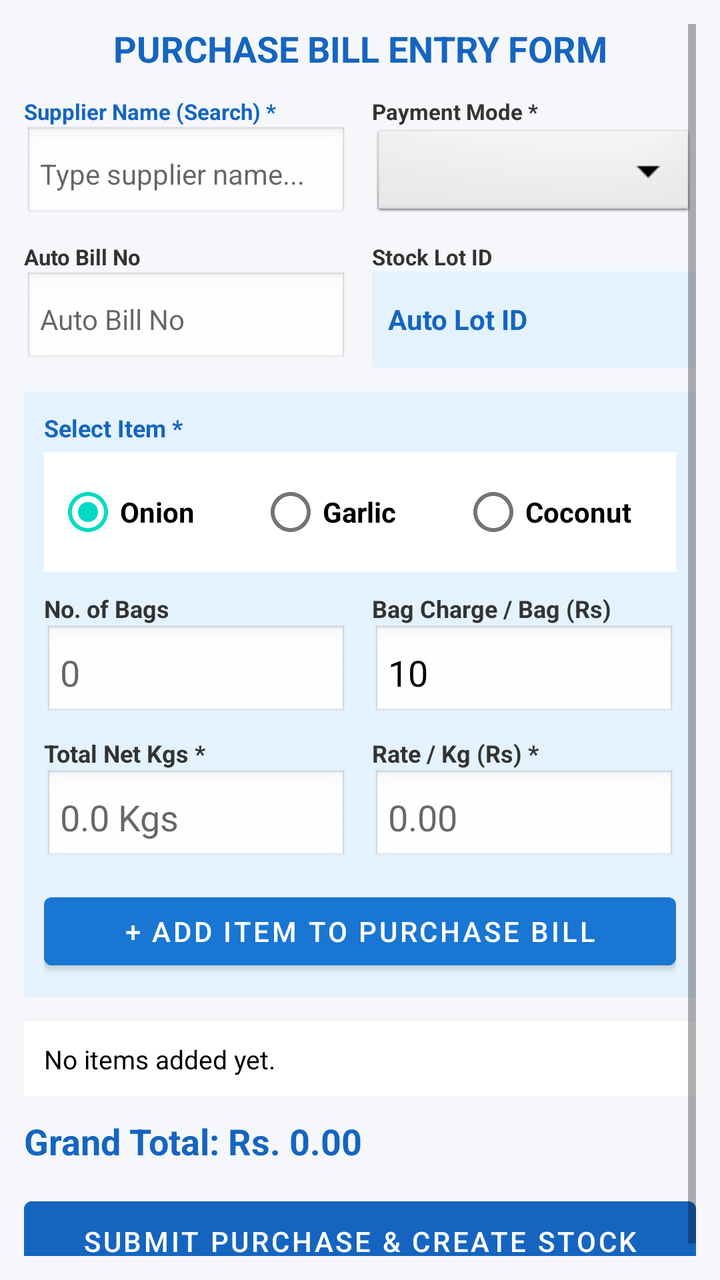
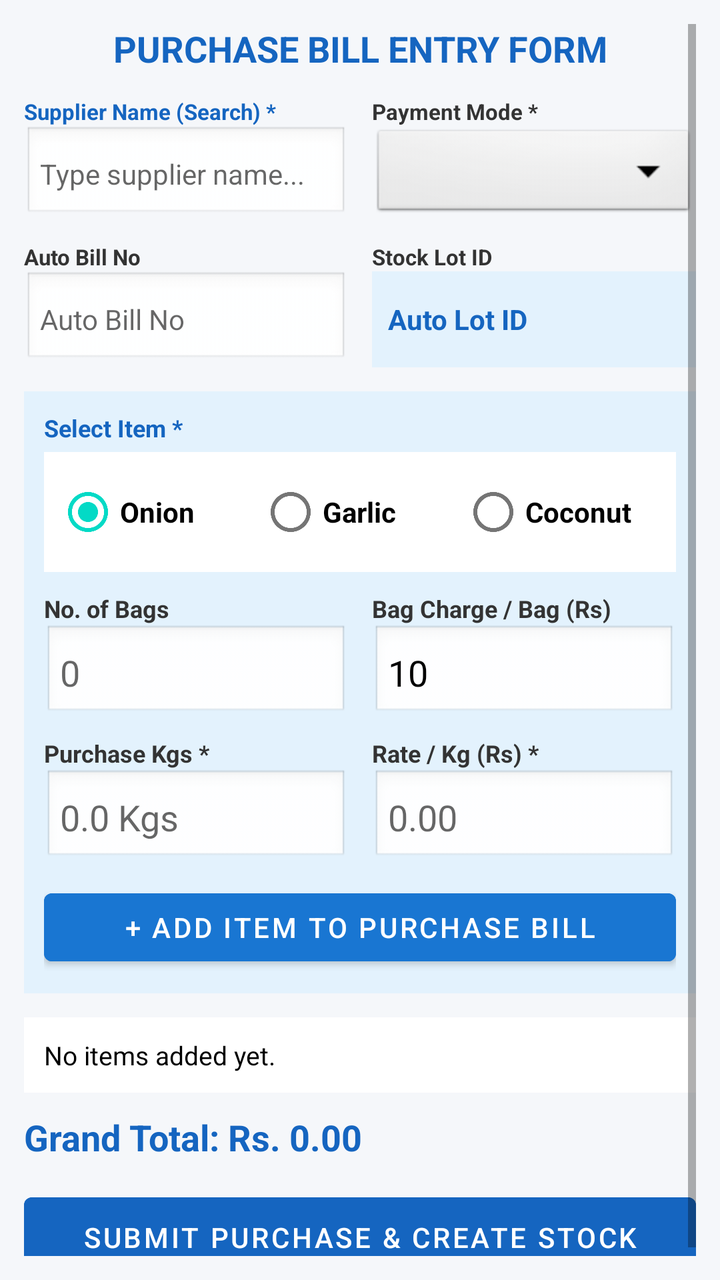

The first picture is an Android layout as it rendered before a commit; the second is the same layout after the commit. The layout source and the unified diff follow.
<!-- AndroidManifest.xml: application theme Theme.MaterialComponents.DayNight.DarkActionBar -->
<!-- res/layout/activity_purchase.xml -->
<?xml version="1.0" encoding="utf-8"?>
<ScrollView xmlns:android="http://schemas.android.com/apk/res/android"
    android:layout_width="match_parent"
    android:layout_height="match_parent"
    android:background="#F5F7FA"
    android:padding="12dp">

    <LinearLayout
        android:layout_width="match_parent"
        android:layout_height="wrap_content"
        android:orientation="vertical">

        <TextView
            android:layout_width="match_parent"
            android:layout_height="wrap_content"
            android:text="PURCHASE BILL ENTRY FORM"
            android:textSize="18sp"
            android:textStyle="bold"
            android:textColor="#1565C0"
            android:gravity="center"
            android:layout_marginBottom="12dp" />

        
        <LinearLayout
            android:layout_width="match_parent"
            android:layout_height="wrap_content"
            android:orientation="horizontal"
            android:weightSum="2"
            android:layout_marginBottom="10dp">

            <LinearLayout android:layout_width="0dp" android:layout_height="wrap_content" android:layout_weight="1" android:orientation="vertical" android:layout_marginEnd="6dp">
                <TextView android:layout_width="wrap_content" android:layout_height="wrap_content" android:text="Supplier Name (Search) *" android:textSize="11sp" android:textStyle="bold" android:textColor="#1565C0" />
                <AutoCompleteTextView
                    android:id="@+id/actvSupplier"
                    android:layout_width="match_parent"
                    android:layout_height="48dp"
                    android:hint="Type supplier name..."
                    android:completionThreshold="1"
                    android:textColor="#000000"
                    android:background="@android:drawable/edit_text"
                    android:padding="8dp"
                    android:textSize="14sp" />
            </LinearLayout>

            <LinearLayout android:layout_width="0dp" android:layout_height="wrap_content" android:layout_weight="1" android:orientation="vertical" android:layout_marginStart="6dp">
                <TextView android:layout_width="wrap_content" android:layout_height="wrap_content" android:text="Payment Mode *" android:textSize="11sp" android:textStyle="bold" android:textColor="#333333" />
                <Spinner
                    android:id="@+id/spPayMode"
                    android:layout_width="match_parent"
                    android:layout_height="48dp"
                    android:spinnerMode="dialog"
                    android:background="@android:drawable/btn_dropdown" />
            </LinearLayout>
        </LinearLayout>

        
        <LinearLayout
            android:layout_width="match_parent"
            android:layout_height="wrap_content"
            android:orientation="horizontal"
            android:weightSum="2"
            android:layout_marginBottom="12dp">

            <LinearLayout android:layout_width="0dp" android:layout_height="wrap_content" android:layout_weight="1" android:orientation="vertical" android:layout_marginEnd="6dp">
                <TextView android:layout_width="wrap_content" android:layout_height="wrap_content" android:text="Auto Bill No" android:textSize="11sp" android:textStyle="bold" android:textColor="#333333" />
                <EditText android:id="@+id/etBillNo" android:layout_width="match_parent" android:layout_height="48dp" android:hint="Auto Bill No" android:textColor="#000000" android:background="@android:drawable/edit_text" android:padding="8dp" android:textSize="14sp" />
            </LinearLayout>

            <LinearLayout android:layout_width="0dp" android:layout_height="wrap_content" android:layout_weight="1" android:orientation="vertical" android:layout_marginStart="6dp">
                <TextView android:layout_width="wrap_content" android:layout_height="wrap_content" android:text="Stock Lot ID" android:textSize="11sp" android:textStyle="bold" android:textColor="#333333" />
                <TextView android:id="@+id/tvGeneratedBatchId" android:layout_width="match_parent" android:layout_height="48dp" android:text="Auto Lot ID" android:gravity="center_vertical" android:background="#E3F2FD" android:textColor="#1565C0" android:textStyle="bold" android:padding="8dp" />
            </LinearLayout>
        </LinearLayout>

        
        <LinearLayout
            android:layout_width="match_parent"
            android:layout_height="wrap_content"
            android:orientation="vertical"
            android:background="#E3F2FD"
            android:padding="10dp"
            android:layout_marginBottom="12dp">

            <TextView android:layout_width="wrap_content" android:layout_height="wrap_content" android:text="Select Item *" android:textSize="12sp" android:textStyle="bold" android:textColor="#1565C0" android:layout_marginBottom="4dp" />

            <RadioGroup
                android:id="@+id/rgPurchaseItem"
                android:layout_width="match_parent"
                android:layout_height="wrap_content"
                android:orientation="horizontal"
                android:background="#FFFFFF"
                android:padding="6dp"
                android:layout_marginBottom="10dp">

                <RadioButton
                    android:id="@+id/rbPurOnion"
                    android:layout_width="0dp"
                    android:layout_height="wrap_content"
                    android:layout_weight="1"
                    android:text="Onion"
                    android:textColor="#000000"
                    android:textStyle="bold"
                    android:checked="true" />

                <RadioButton
                    android:id="@+id/rbPurGarlic"
                    android:layout_width="0dp"
                    android:layout_height="wrap_content"
                    android:layout_weight="1"
                    android:text="Garlic"
                    android:textColor="#000000"
                    android:textStyle="bold" />

                <RadioButton
                    android:id="@+id/rbPurCoconut"
                    android:layout_width="0dp"
                    android:layout_height="wrap_content"
                    android:layout_weight="1"
                    android:text="Coconut"
                    android:textColor="#000000"
                    android:textStyle="bold" />
            </RadioGroup>

            
            <LinearLayout
                android:id="@+id/layoutOnionFields"
                android:layout_width="match_parent"
                android:layout_height="wrap_content"
                android:orientation="horizontal"
                android:weightSum="2"
                android:layout_marginBottom="8dp">

                <LinearLayout android:layout_width="0dp" android:layout_height="wrap_content" android:layout_weight="1" android:orientation="vertical" android:layout_marginEnd="6dp">
                    <TextView android:layout_width="wrap_content" android:layout_height="wrap_content" android:text="No. of Bags" android:textSize="12sp" android:textStyle="bold" android:textColor="#333333" />
                    <EditText android:id="@+id/etBags" android:layout_width="match_parent" android:layout_height="48dp" android:hint="0" android:textColor="#000000" android:inputType="number" android:background="@android:drawable/edit_text" android:padding="8dp" />
                </LinearLayout>

                <LinearLayout android:layout_width="0dp" android:layout_height="wrap_content" android:layout_weight="1" android:orientation="vertical" android:layout_marginStart="6dp">
                    <TextView android:layout_width="wrap_content" android:layout_height="wrap_content" android:text="Bag Charge / Bag (Rs)" android:textSize="12sp" android:textStyle="bold" android:textColor="#333333" />
                    <EditText android:id="@+id/etBagRate" android:layout_width="match_parent" android:layout_height="48dp" android:text="10" android:textColor="#000000" android:inputType="numberDecimal" android:background="@android:drawable/edit_text" android:padding="8dp" />
                </LinearLayout>
            </LinearLayout>

            
            <LinearLayout
                android:layout_width="match_parent"
                android:layout_height="wrap_content"
                android:orientation="horizontal"
                android:weightSum="2"
                android:layout_marginBottom="10dp">

                <LinearLayout android:layout_width="0dp" android:layout_height="wrap_content" android:layout_weight="1" android:orientation="vertical" android:layout_marginEnd="6dp">
                    <TextView android:layout_width="wrap_content" android:layout_height="wrap_content" android:text="Total Net Kgs *" android:textSize="12sp" android:textStyle="bold" android:textColor="#333333" />
                    <EditText android:id="@+id/etNetKgs" android:layout_width="match_parent" android:layout_height="48dp" android:hint="0.0 Kgs" android:textColor="#000000" android:inputType="numberDecimal" android:background="@android:drawable/edit_text" android:padding="8dp" />
                </LinearLayout>

                <LinearLayout android:layout_width="0dp" android:layout_height="wrap_content" android:layout_weight="1" android:orientation="vertical" android:layout_marginStart="6dp">
                    <TextView android:layout_width="wrap_content" android:layout_height="wrap_content" android:text="Rate / Kg (Rs) *" android:textSize="12sp" android:textStyle="bold" android:textColor="#333333" />
                    <EditText android:id="@+id/etRatePerKg" android:layout_width="match_parent" android:layout_height="48dp" android:hint="0.00" android:textColor="#000000" android:inputType="numberDecimal" android:background="@android:drawable/edit_text" android:padding="8dp" />
                </LinearLayout>
            </LinearLayout>

            <Button android:id="@+id/btnAddItem" android:layout_width="match_parent" android:layout_height="46dp" android:text="+ ADD ITEM TO PURCHASE BILL" android:backgroundTint="#1976D2" android:textColor="#FFFFFF" />
        </LinearLayout>

        <TextView android:id="@+id/tvAddedItemsList" android:layout_width="match_parent" android:layout_height="wrap_content" android:text="No items added yet." android:background="#FFFFFF" android:textColor="#000000" android:padding="10dp" android:textSize="13sp" android:layout_marginBottom="10dp" />
        <TextView android:id="@+id/tvGrandTotal" android:layout_width="match_parent" android:layout_height="wrap_content" android:text="Grand Total: Rs. 0.00" android:textSize="18sp" android:textStyle="bold" android:textColor="#1565C0" android:layout_marginBottom="12dp" />
        <Button android:id="@+id/btnSavePurchase" android:layout_width="match_parent" android:layout_height="52dp" android:text="SUBMIT PURCHASE &amp; CREATE STOCK" android:backgroundTint="#1565C0" android:textColor="#FFFFFF" />

    </LinearLayout>
</ScrollView>
<!-- resources referenced by this layout -->
<resources>

</resources>

<!-- the commit's change to res/layout/activity_purchase.xml (unified diff, before → after) -->
@@ -92,33 +92,9 @@
                 android:padding="6dp"
                 android:layout_marginBottom="10dp">
 
-                <RadioButton
-                    android:id="@+id/rbPurOnion"
-                    android:layout_width="0dp"
-                    android:layout_height="wrap_content"
-                    android:layout_weight="1"
-                    android:text="Onion"
-                    android:textColor="#000000"
-                    android:textStyle="bold"
-                    android:checked="true" />
-
-                <RadioButton
-                    android:id="@+id/rbPurGarlic"
-                    android:layout_width="0dp"
-                    android:layout_height="wrap_content"
-                    android:layout_weight="1"
-                    android:text="Garlic"
-                    android:textColor="#000000"
-                    android:textStyle="bold" />
-
-                <RadioButton
-                    android:id="@+id/rbPurCoconut"
-                    android:layout_width="0dp"
-                    android:layout_height="wrap_content"
-                    android:layout_weight="1"
-                    android:text="Coconut"
-                    android:textColor="#000000"
-                    android:textStyle="bold" />
+                <RadioButton android:id="@+id/rbPurOnion" android:layout_width="0dp" android:layout_height="wrap_content" android:layout_weight="1" android:text="Onion" android:textColor="#000000" android:textStyle="bold" android:checked="true" />
+                <RadioButton android:id="@+id/rbPurGarlic" android:layout_width="0dp" android:layout_height="wrap_content" android:layout_weight="1" android:text="Garlic" android:textColor="#000000" android:textStyle="bold" />
+                <RadioButton android:id="@+id/rbPurCoconut" android:layout_width="0dp" android:layout_height="wrap_content" android:layout_weight="1" android:text="Coconut" android:textColor="#000000" android:textStyle="bold" />
             </RadioGroup>
 
             
@@ -147,16 +123,37 @@
                 android:layout_height="wrap_content"
                 android:orientation="horizontal"
                 android:weightSum="2"
-                android:layout_marginBottom="10dp">
+                android:layout_marginBottom="8dp">
 
                 <LinearLayout android:layout_width="0dp" android:layout_height="wrap_content" android:layout_weight="1" android:orientation="vertical" android:layout_marginEnd="6dp">
-                    <TextView android:layout_width="wrap_content" android:layout_height="wrap_content" android:text="Total Net Kgs *" android:textSize="12sp" android:textStyle="bold" android:textColor="#333333" />
+                    <TextView android:layout_width="wrap_content" android:layout_height="wrap_content" android:text="Purchase Kgs *" android:textSize="12sp" android:textStyle="bold" android:textColor="#333333" />
                     <EditText android:id="@+id/etNetKgs" android:layout_width="match_parent" android:layout_height="48dp" android:hint="0.0 Kgs" android:textColor="#000000" android:inputType="numberDecimal" android:background="@android:drawable/edit_text" android:padding="8dp" />
                 </LinearLayout>
 
                 <LinearLayout android:layout_width="0dp" android:layout_height="wrap_content" android:layout_weight="1" android:orientation="vertical" android:layout_marginStart="6dp">
                     <TextView android:layout_width="wrap_content" android:layout_height="wrap_content" android:text="Rate / Kg (Rs) *" android:textSize="12sp" android:textStyle="bold" android:textColor="#333333" />
                     <EditText android:id="@+id/etRatePerKg" android:layout_width="match_parent" android:layout_height="48dp" android:hint="0.00" android:textColor="#000000" android:inputType="numberDecimal" android:background="@android:drawable/edit_text" android:padding="8dp" />
+                </LinearLayout>
+            </LinearLayout>
+
+            
+            <LinearLayout
+                android:id="@+id/layoutCoconutFields"
+                android:layout_width="match_parent"
+                android:layout_height="wrap_content"
+                android:orientation="horizontal"
+                android:weightSum="2"
+                android:visibility="gone"
+                android:layout_marginBottom="10dp">
+
+                <LinearLayout android:layout_width="0dp" android:layout_height="wrap_content" android:layout_weight="1" android:orientation="vertical" android:layout_marginEnd="6dp">
+                    <TextView android:layout_width="wrap_content" android:layout_height="wrap_content" android:text="Kudumi (3% Auto)" android:textSize="12sp" android:textStyle="bold" android:textColor="#D84315" />
+                    <EditText android:id="@+id/etKudumi" android:layout_width="match_parent" android:layout_height="48dp" android:hint="0" android:textColor="#000000" android:inputType="numberDecimal" android:background="@android:drawable/edit_text" android:padding="8dp" />
+                </LinearLayout>
+
+                <LinearLayout android:layout_width="0dp" android:layout_height="wrap_content" android:layout_weight="1" android:orientation="vertical" android:layout_marginStart="6dp">
+                    <TextView android:layout_width="wrap_content" android:layout_height="wrap_content" android:text="Thadukki" android:textSize="12sp" android:textStyle="bold" android:textColor="#D84315" />
+                    <EditText android:id="@+id/etThadukki" android:layout_width="match_parent" android:layout_height="48dp" android:hint="0" android:textColor="#000000" android:inputType="numberDecimal" android:background="@android:drawable/edit_text" android:padding="8dp" />
                 </LinearLayout>
             </LinearLayout>
 
